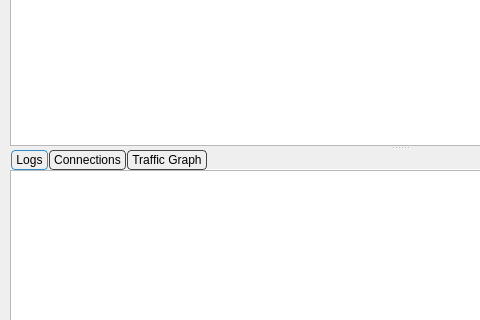
This is include/ui/mainwindow.ui in shengmo0210/Throne as Qt 5 draws it before an edit; both pictures show x 0 to 480 and y 191 to 511 of the 800 by 600 pixel window. The edited form follows.
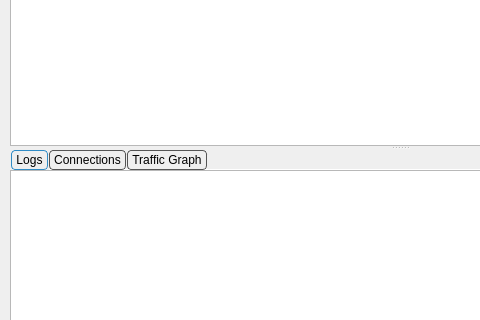
This is the edited form. Icons and pictures are not drawn. Custom widgets are drawn as their Qt base class.

Diff of the .ui file:
```diff
--- a/include/ui/mainwindow.ui
+++ b/include/ui/mainwindow.ui
@@ -445,7 +445,7 @@
 }
 
 QTabBar::tab {
-    border: 1px solid #444444;
+    border: 1px solid #555555;
 
     border-radius: 4px;
     padding: 2px 4px;
@@ -454,14 +454,6 @@
 
 QTabBar::tab:selected {
     border: 1px solid palette(highlight);
-}
-
-QTabBar::tab:!selected {
-    border: 1px solid #444444;
-}
-
-QTabBar::tab:hover:!selected {
-    border: 1px solid #444444;
 }</string>
              </property>
              <property name="tabPosition">
```
Left out of the diff: 10 changed lines with no effect on the pictures.
